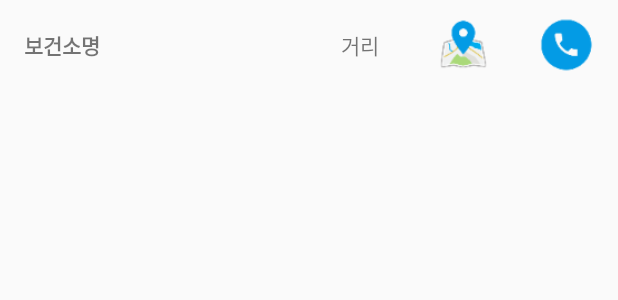
After one commit to Choi-HyunWoo/NonSmoking365, an Android app: the layout view_centers_item.xml on its own in the app's theme, with its tools: preview values and no code run, on a phone screen of 412 x 824 dp. The commit adds this screen. Shown: the top 300 px of the screen. Run offline under Robolectric (Android 15) with nearby library versions, the phone set to English and light mode, and no system bars; network calls fail.

Commit message:
보건소 리스트뷰 Layout 완성

```diff
--- a/app/src/main/java/aftercoffee/org/nonsmoking365/Manager/NetworkManager.java
+++ b/app/src/main/java/aftercoffee/org/nonsmoking365/Manager/NetworkManager.java
@@ -205,7 +205,7 @@ public class NetworkManager {
 
     // 보건소 리스트 받아오기
     private static final String FIND_POI_URL = "https://apis.skplanetx.com/tmap/pois/search/around";
-    public void findPOI(Context context, String keyword, final OnResultListener<SearchPOIInfo> listener) {
+    public void findPOI(Context context, final OnResultListener<SearchPOIInfo> listener) {
         RequestParams params = new RequestParams();
         params.put("version", 1);
         params.put("categories", "보건소");
--- a/app/src/main/java/aftercoffee/org/nonsmoking365/board/BoardItemAdapter.java
+++ b/app/src/main/java/aftercoffee/org/nonsmoking365/board/BoardItemAdapter.java
@@ -100,7 +100,6 @@ public class BoardItemAdapter extends BaseAdapter {
                 view.setBoardItem((BoardTipsItem) items.get(position));
                 return view;
             }
-
             case TYPE_INDEX_AD : {
                 BoardAdItemView view;
                 if (convertView != null && convertView instanceof BoardAdItemView) {
--- a/app/src/main/res/layout/activity_centers.xml
+++ b/app/src/main/res/layout/activity_centers.xml
@@ -1,10 +1,7 @@
 <?xml version="1.0" encoding="utf-8"?>
 <RelativeLayout xmlns:android="http://schemas.android.com/apk/res/android"
     xmlns:tools="http://schemas.android.com/tools" android:layout_width="match_parent"
-    android:layout_height="match_parent" android:paddingLeft="@dimen/activity_horizontal_margin"
-    android:paddingRight="@dimen/activity_horizontal_margin"
-    android:paddingTop="@dimen/activity_vertical_margin"
-    android:paddingBottom="@dimen/activity_vertical_margin"
+    android:layout_height="match_parent"
     android:background="@color/colorWhite"
     tools:context="aftercoffee.org.nonsmoking365.Centers.CentersActivity">
 
--- /dev/null
+++ b/app/src/main/res/layout/view_centers_item.xml
@@ -0,0 +1,42 @@
+<?xml version="1.0" encoding="utf-8"?>
+<LinearLayout xmlns:android="http://schemas.android.com/apk/res/android"
+    android:layout_width="match_parent"
+    android:layout_height="match_parent"
+    android:orientation="horizontal" >
+
+    <TextView
+        android:layout_width="0dp"
+        android:layout_height="60dp"
+        android:layout_weight="3"
+        android:padding="@dimen/activity_horizontal_margin"
+        android:gravity="center_vertical|left"
+        android:text="보건소명"
+        android:textStyle="bold"
+        android:singleLine="true"
+        android:id="@+id/text_centerName" />
+
+    <TextView
+        android:layout_width="0dp"
+        android:layout_height="60dp"
+        android:layout_weight="1"
+        android:gravity="center"
+        android:text="거리"
+        android:id="@+id/text_distance" />
+
+    <ImageView
+        android:layout_width="0dp"
+        android:layout_height="60dp"
+        android:layout_weight="1"
+        android:padding="10dp"
+        android:src="@drawable/icon_map"
+        android:id="@+id/image_mapIcon" />
+
+    <ImageView
+        android:layout_width="0dp"
+        android:layout_height="60dp"
+        android:layout_weight="1"
+        android:padding="10dp"
+        android:src="@drawable/icon_call"
+        android:id="@+id/image_dialIcon" />
+
+</LinearLayout>
```
Also changed, not shown: app/src/main/java/aftercoffee/org/nonsmoking365/Centers/CentersActivity.java (+8 -9 lines), app/src/main/java/aftercoffee/org/nonsmoking365/Centers/CentersItemAdapter.java (added, +48 -0 lines), app/src/main/java/aftercoffee/org/nonsmoking365/Centers/CentersItemView.java (added, +39 -0 lines), app/src/main/res/layout/view_centers_header.xml (added, +35 -0 lines).
